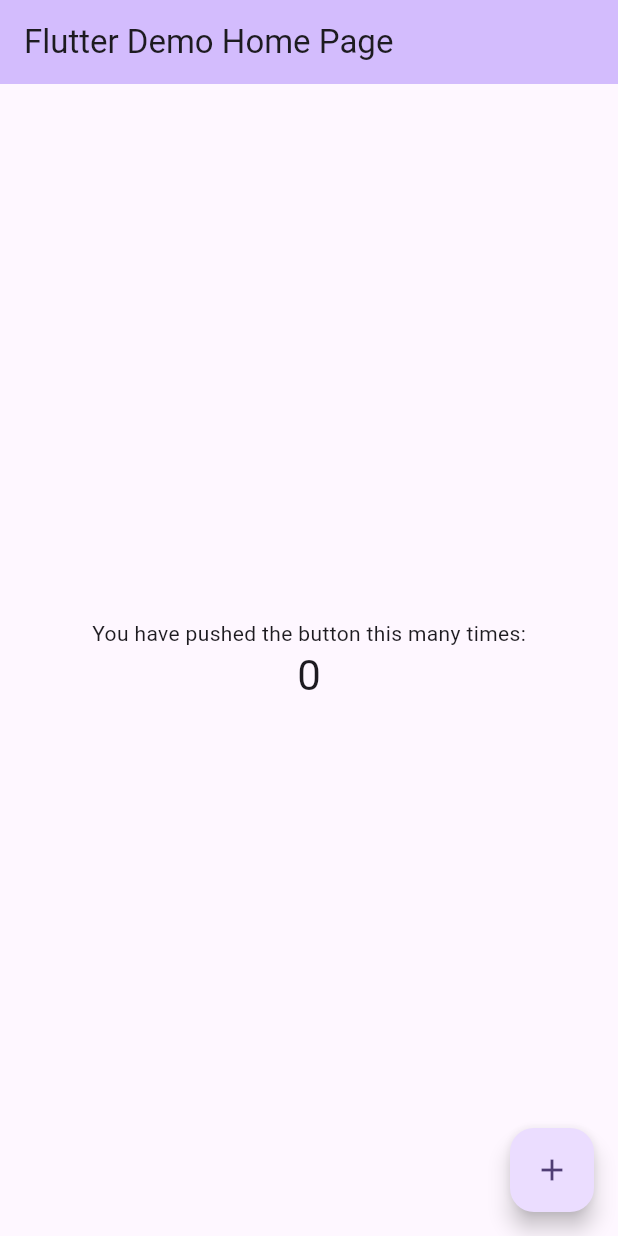
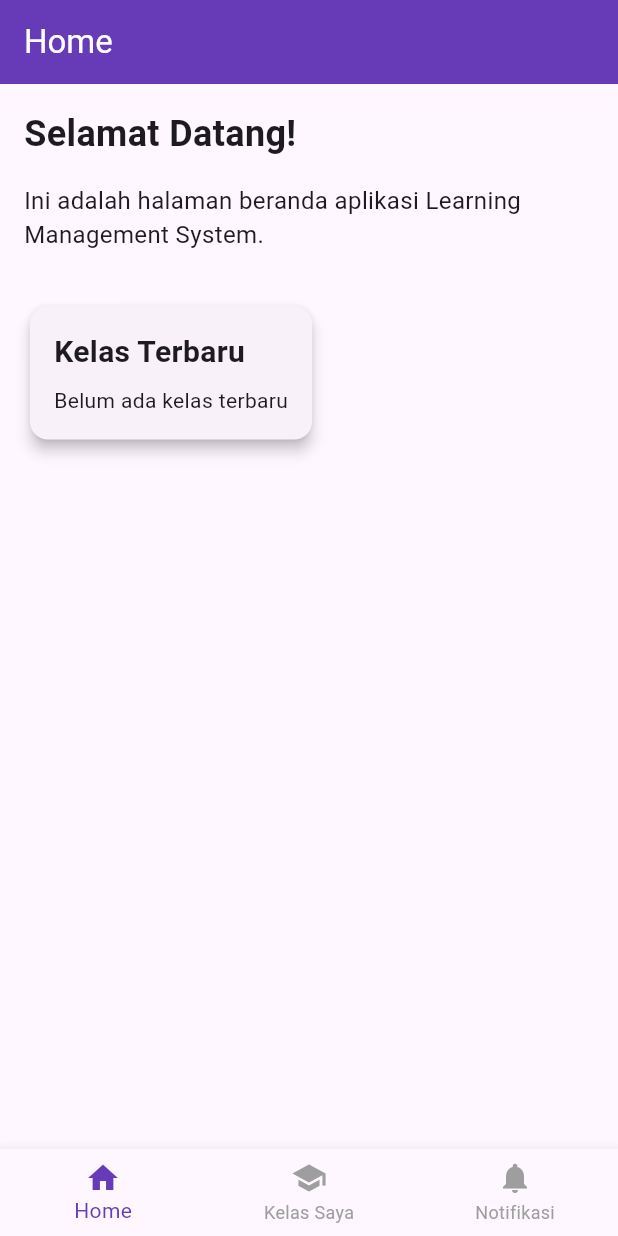
Before and after one commit to mfhaisall/uas-mp, a Flutter app: the screen it shows after launch, on a phone screen of 412 x 824 dp. Run offline on Flutter 3.47's test engine with Material 3 defaults, Android fonts, the phone set to English and light mode, and no system bars.

Commit message:
setup awal pembuatan 3 halaman

```diff
--- a/learning_management_system/lib/main.dart
+++ b/learning_management_system/lib/main.dart
@@ -1,4 +1,7 @@
 import 'package:flutter/material.dart';
+import 'screens/home_page.dart';
+import 'screens/kelas_saya_page.dart';
+import 'screens/notifikasi_page.dart';
 
 void main() {
   runApp(const MyApp());
@@ -11,112 +14,64 @@ class MyApp extends StatelessWidget {
   @override
   Widget build(BuildContext context) {
     return MaterialApp(
-      title: 'Flutter Demo',
+      title: 'Learning Management System',
       theme: ThemeData(
-        // This is the theme of your application.
-        //
-        // TRY THIS: Try running your application with "flutter run". You'll see
-        // the application has a purple toolbar. Then, without quitting the app,
-        // try changing the seedColor in the colorScheme below to Colors.green
-        // and then invoke "hot reload" (save your changes or press the "hot
-        // reload" button in a Flutter-supported IDE, or press "r" if you used
-        // the command line to start the app).
-        //
-        // Notice that the counter didn't reset back to zero; the application
-        // state is not lost during the reload. To reset the state, use hot
-        // restart instead.
-        //
-        // This works for code too, not just values: Most code changes can be
-        // tested with just a hot reload.
         colorScheme: ColorScheme.fromSeed(seedColor: Colors.deepPurple),
+        useMaterial3: true,
       ),
-      home: const MyHomePage(title: 'Flutter Demo Home Page'),
+      home: const MainScreen(),
     );
   }
 }
 
-class MyHomePage extends StatefulWidget {
-  const MyHomePage({super.key, required this.title});
-
-  // This widget is the home page of your application. It is stateful, meaning
-  // that it has a State object (defined below) that contains fields that affect
-  // how it looks.
-
-  // This class is the configuration for the state. It holds the values (in this
-  // case the title) provided by the parent (in this case the App widget) and
-  // used by the build method of the State. Fields in a Widget subclass are
-  // always marked "final".
-
-  final String title;
+class MainScreen extends StatefulWidget {
+  const MainScreen({super.key});
 
   @override
-  State<MyHomePage> createState() => _MyHomePageState();
+  State<MainScreen> createState() => _MainScreenState();
 }
 
-class _MyHomePageState extends State<MyHomePage> {
-  int _counter = 0;
+class _MainScreenState extends State<MainScreen> {
+  int _selectedIndex = 0;
 
-  void _incrementCounter() {
+  // Define the pages
+  final List<Widget> _pages = <Widget>[
+    const HomePage(),
+    const KelasSayaPage(),
+    const NotifikasiPage(),
+  ];
+
+  void _onItemTapped(int index) {
     setState(() {
-      // This call to setState tells the Flutter framework that something has
-      // changed in this State, which causes it to rerun the build method below
-      // so that the display can reflect the updated values. If we changed
-      // _counter without calling setState(), then the build method would not be
-      // called again, and so nothing would appear to happen.
-      _counter++;
+      _selectedIndex = index;
     });
   }
 
   @override
   Widget build(BuildContext context) {
-    // This method is rerun every time setState is called, for instance as done
-    // by the _incrementCounter method above.
-    //
-    // The Flutter framework has been optimized to make rerunning build methods
-    // fast, so that you can just rebuild anything that needs updating rather
-    // than having to individually change instances of widgets.
     return Scaffold(
-      appBar: AppBar(
-        // TRY THIS: Try changing the color here to a specific color (to
-        // Colors.amber, perhaps?) and trigger a hot reload to see the AppBar
-        // change color while the other colors stay the same.
-        backgroundColor: Theme.of(context).colorScheme.inversePrimary,
-        // Here we take the value from the MyHomePage object that was created by
-        // the App.build method, and use it to set our appbar title.
-        title: Text(widget.title),
+      body: _pages[_selectedIndex],
+      bottomNavigationBar: BottomNavigationBar(
+        type: BottomNavigationBarType.fixed,
+        items: const <BottomNavigationBarItem>[
+          BottomNavigationBarItem(
+            icon: Icon(Icons.home),
+            label: 'Home',
+          ),
+          BottomNavigationBarItem(
+            icon: Icon(Icons.school),
+            label: 'Kelas Saya',
+          ),
+          BottomNavigationBarItem(
+            icon: Icon(Icons.notifications),
+            label: 'Notifikasi',
+          ),
+        ],
+        currentIndex: _selectedIndex,
+        selectedItemColor: Colors.deepPurple,
+        unselectedItemColor: Colors.grey,
+        onTap: _onItemTapped,
       ),
-      body: Center(
-        // Center is a layout widget. It takes a single child and positions it
-        // in the middle of the parent.
-        child: Column(
-          // Column is also a layout widget. It takes a list of children and
-          // arranges them vertically. By default, it sizes itself to fit its
-          // children horizontally, and tries to be as tall as its parent.
-          //
-          // Column has various properties to control how it sizes itself and
-          // how it positions its children. Here we use mainAxisAlignment to
-          // center the children vertically; the main axis here is the vertical
-          // axis because Columns are vertical (the cross axis would be
-          // horizontal).
-          //
-          // TRY THIS: Invoke "debug painting" (choose the "Toggle Debug Paint"
-          // action in the IDE, or press "p" in the console), to see the
-          // wireframe for each widget.
-          mainAxisAlignment: MainAxisAlignment.center,
-          children: <Widget>[
-            const Text('You have pushed the button this many times:'),
-            Text(
-              '$_counter',
-              style: Theme.of(context).textTheme.headlineMedium,
-            ),
-          ],
-        ),
-      ),
-      floatingActionButton: FloatingActionButton(
-        onPressed: _incrementCounter,
-        tooltip: 'Increment',
-        child: const Icon(Icons.add),
-      ), // This trailing comma makes auto-formatting nicer for build methods.
     );
   }
 }
--- /dev/null
+++ b/learning_management_system/lib/screens/home_page.dart
@@ -0,0 +1,57 @@
+import 'package:flutter/material.dart';
+
+class HomePage extends StatelessWidget {
+  const HomePage({super.key});
+
+  @override
+  Widget build(BuildContext context) {
+    return Scaffold(
+      appBar: AppBar(
+        title: const Text('Home'),
+        backgroundColor: Colors.deepPurple,
+        foregroundColor: Colors.white,
+      ),
+      body: const Padding(
+        padding: EdgeInsets.all(16.0),
+        child: Column(
+          crossAxisAlignment: CrossAxisAlignment.start,
+          children: [
+            Text(
+              'Selamat Datang!',
+              style: TextStyle(
+                fontSize: 24,
+                fontWeight: FontWeight.bold,
+              ),
+            ),
+            SizedBox(height: 16),
+            Text(
+              'Ini adalah halaman beranda aplikasi Learning Management System.',
+              style: TextStyle(fontSize: 16),
+            ),
+            SizedBox(height: 32),
+            Card(
+              elevation: 4,
+              child: Padding(
+                padding: EdgeInsets.all(16.0),
+                child: Column(
+                  crossAxisAlignment: CrossAxisAlignment.start,
+                  children: [
+                    Text(
+                      'Kelas Terbaru',
+                      style: TextStyle(
+                        fontSize: 20,
+                        fontWeight: FontWeight.bold,
+                      ),
+                    ),
+                    SizedBox(height: 8),
+                    Text('Belum ada kelas terbaru'),
+                  ],
+                ),
+              ),
+            ),
+          ],
+        ),
+      ),
+    );
+  }
+}
```
Also changed, not shown: learning_management_system/lib/screens/kelas_saya_page.dart (added, +105 -0 lines), learning_management_system/lib/screens/notifikasi_page.dart (added, +105 -0 lines).
